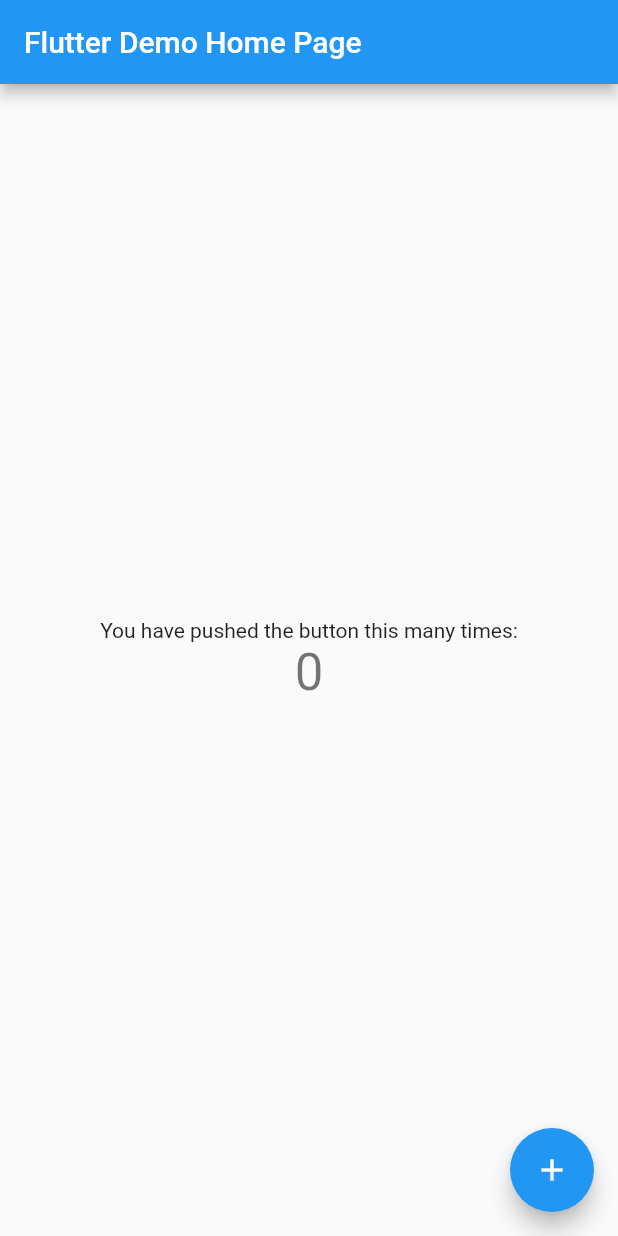
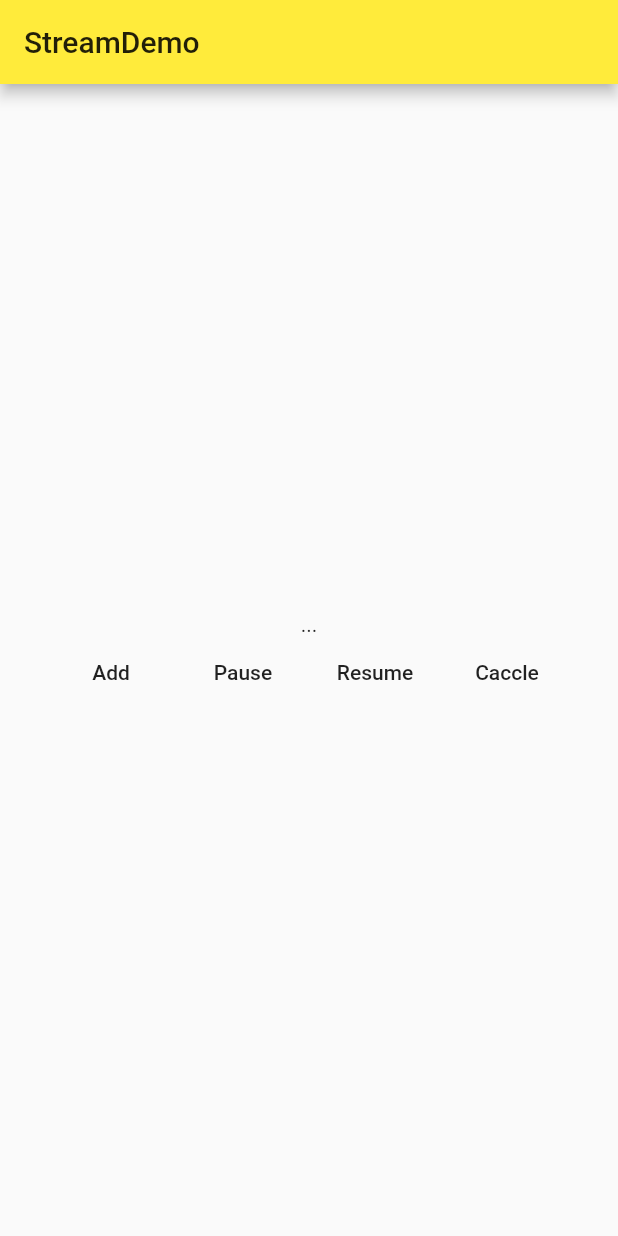
Before and after one commit to Foglotus/hello_fultter, a Flutter app: the screen it shows after launch, on a phone screen of 412 x 824 dp. Run offline on Flutter 3.47's test engine with Material 2 defaults, Android fonts, the phone set to English and light mode, and no system bars.

Commit message:
stream用法 和 state_manage

```diff
--- a/lib/main.dart
+++ b/lib/main.dart
@@ -1,111 +1,22 @@
+import 'dart:async';
+
 import 'package:flutter/material.dart';
+import 'stream/demo.dart';
 
-void main() => runApp(MyApp());
+void main() => runApp(MaterialApp(
+      debugShowCheckedModeBanner: false,
+      initialRoute: '/',
+      routes: {'/': (context) => Home()},
+      theme: ThemeData(
+          primarySwatch: Colors.yellow,
+          highlightColor: Color.fromRGBO(255, 255, 255, 0.5),
+          splashColor: Colors.white70,
+          accentColor: Color.fromRGBO(3, 54, 255, 1.0)),
+    ));
 
-class MyApp extends StatelessWidget {
-  // This widget is the root of your application.
+class Home extends StatelessWidget {
   @override
   Widget build(BuildContext context) {
-    return MaterialApp(
-      title: 'Flutter Demo',
-      theme: ThemeData(
-        // This is the theme of your application.
-        //
-        // Try running your application with "flutter run". You'll see the
-        // application has a blue toolbar. Then, without quitting the app, try
-        // changing the primarySwatch below to Colors.green and then invoke
-        // "hot reload" (press "r" in the console where you ran "flutter run",
-        // or simply save your changes to "hot reload" in a Flutter IDE).
-        // Notice that the counter didn't reset back to zero; the application
-        // is not restarted.
-        primarySwatch: Colors.blue,
-      ),
-      home: MyHomePage(title: 'Flutter Demo Home Page'),
-    );
+    return StreamDemo();
   }
 }
-
-class MyHomePage extends StatefulWidget {
-  MyHomePage({Key key, this.title}) : super(key: key);
-
-  // This widget is the home page of your application. It is stateful, meaning
-  // that it has a State object (defined below) that contains fields that affect
-  // how it looks.
-
-  // This class is the configuration for the state. It holds the values (in this
-  // case the title) provided by the parent (in this case the App widget) and
-  // used by the build method of the State. Fields in a Widget subclass are
-  // always marked "final".
-
-  final String title;
-
-  @override
-  _MyHomePageState createState() => _MyHomePageState();
-}
-
-class _MyHomePageState extends State<MyHomePage> {
-  int _counter = 0;
-
-  void _incrementCounter() {
-    setState(() {
-      // This call to setState tells the Flutter framework that something has
-      // changed in this State, which causes it to rerun the build method below
-      // so that the display can reflect the updated values. If we changed
-      // _counter without calling setState(), then the build method would not be
-      // called again, and so nothing would appear to happen.
-      _counter++;
-    });
-  }
-
-  @override
-  Widget build(BuildContext context) {
-    // This method is rerun every time setState is called, for instance as done
-    // by the _incrementCounter method above.
-    //
-    // The Flutter framework has been optimized to make rerunning build methods
-    // fast, so that you can just rebuild anything that needs updating rather
-    // than having to individually change instances of widgets.
-    return Scaffold(
-      appBar: AppBar(
-        // Here we take the value from the MyHomePage object that was created by
-        // the App.build method, and use it to set our appbar title.
-        title: Text(widget.title),
-      ),
-      body: Center(
-        // Center is a layout widget. It takes a single child and positions it
-        // in the middle of the parent.
-        child: Column(
-          // Column is also a layout widget. It takes a list of children and
-          // arranges them vertically. By default, it sizes itself to fit its
-          // children horizontally, and tries to be as tall as its parent.
-          //
-          // Invoke "debug painting" (press "p" in the console, choose the
-          // "Toggle Debug Paint" action from the Flutter Inspector in Android
-          // Studio, or the "Toggle Debug Paint" command in Visual Studio Code)
-          // to see the wireframe for each widget.
-          //
-          // Column has various properties to control how it sizes itself and
-          // how it positions its children. Here we use mainAxisAlignment to
-          // center the children vertically; the main axis here is the vertical
-          // axis because Columns are vertical (the cross axis would be
-          // horizontal).
-          mainAxisAlignment: MainAxisAlignment.center,
-          children: <Widget>[
-            Text(
-              'You have pushed the button this many times:',
-            ),
-            Text(
-              '$_counter',
-              style: Theme.of(context).textTheme.display1,
-            ),
-          ],
-        ),
-      ),
-      floatingActionButton: FloatingActionButton(
-        onPressed: _incrementCounter,
-        tooltip: 'Increment',
-        child: Icon(Icons.add),
-      ), // This trailing comma makes auto-formatting nicer for build methods.
-    );
-  }
-}
--- /dev/null
+++ b/lib/stream/demo.dart
@@ -0,0 +1,110 @@
+import 'package:flutter/material.dart';
+import 'dart:async';
+class StreamDemo extends StatefulWidget {
+  @override
+  _StreamDemoState createState() => _StreamDemoState();
+}
+
+class _StreamDemoState extends State<StreamDemo> {
+  StreamSubscription _streamSubscription;
+  StreamController<String> _streamController;
+  StreamSink _streamSink;
+
+  @override
+  void dispose() {
+    _streamController.close();
+    super.dispose();
+  }
+
+  @override
+  void initState() {
+    super.initState();
+    //_streamController = StreamController<String>();
+    _streamController = StreamController.broadcast();
+    _streamSubscription = _streamController.stream
+        .listen(onData, onDone: onDone, onError: onError);
+    _streamSink = _streamController.sink;
+  }
+
+  void onDone() {
+    print('Done');
+  }
+
+  void onError(error) {
+    print(error);
+  }
+
+  void onData(String data) {
+    print('data come:$data');
+  }
+
+  void _addDataToStream() async {
+    print('add data to stream');
+    String data = await futureData();
+    //_streamController.add(data);
+    _streamSink.add(data);
+  }
+
+  void _pauseStream() {
+    print('Pause');
+    _streamSubscription.pause();
+  }
+
+  void _resumeStream() {
+    print('Resume');
+    _streamSubscription.resume();
+  }
+
+  void _cancleStream() {
+    print('Cancle');
+    _streamSubscription.cancel();
+  }
+
+  @override
+  Widget build(BuildContext context) {
+    return Scaffold(
+      appBar: AppBar(
+        title: Text('StreamDemo'),
+      ),
+      body: Center(
+          child: Column(
+        mainAxisAlignment: MainAxisAlignment.center,
+        children: <Widget>[
+          StreamBuilder<String>(
+            initialData: '...',
+            stream: _streamController.stream,
+            builder: (context, snapshot) {
+              return Text('${snapshot.data}');
+            },
+          ),
+          Row(
+            mainAxisAlignment: MainAxisAlignment.center,
+            children: <Widget>[
+              FlatButton(
+                child: Text('Add'),
+                onPressed: _addDataToStream,
+              ),
+              FlatButton(
+                child: Text('Pause'),
+                onPressed: _pauseStream,
+              ),
+              FlatButton(
+                child: Text('Resume'),
+                onPressed: _resumeStream,
+              ),
+              FlatButton(
+                child: Text('Caccle'),
+                onPressed: _cancleStream,
+              )
+            ],
+          )
+        ],
+      )),
+    );
+  }
+
+  Future<String> futureData() async {
+    await Future.delayed(Duration(seconds: 3));
+    return 'hello ~' + DateTime.now().toString();
+  }
+}
```
Also changed, not shown: lib/state_manage/demo.dart (added, +70 -0 lines), 1 other file.
